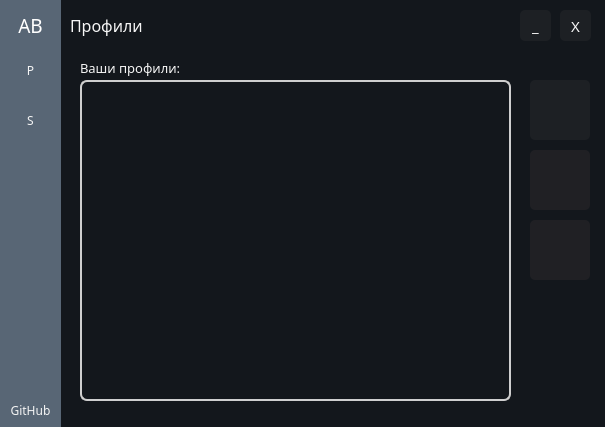
denipolis/arci-binder, file src/ui/mainWindow.ui: the form before one commit.
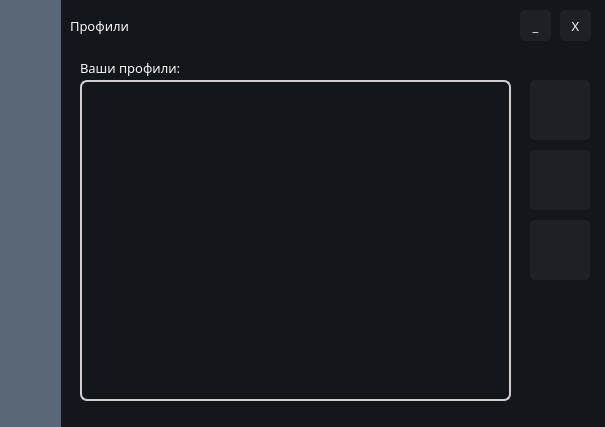
The form after the commit. Icons and pictures are not drawn.

```diff
--- a/src/ui/mainWindow.ui
+++ b/src/ui/mainWindow.ui
@@ -13,6 +13,12 @@
     <height>427</height>
    </rect>
   </property>
+  <property name="font">
+   <font>
+    <family>Rubik SemiBold</family>
+    <pointsize>-1</pointsize>
+   </font>
+  </property>
   <property name="windowTitle">
    <string>Главное меню</string>
   </property>
@@ -20,7 +26,8 @@
    <string notr="true">QWidget {
    background-color: #13171c;
    color: #f5f5f5;
-   font-family:  Rubik;
+   font-family:  Rubik SemiBold;
+   font-size: 13px;
 }
 
 QLineEdit {
@@ -35,10 +42,6 @@
 	border-radius: 5px;
 }
 
-QPushButton::disabled {
-    background-color: #202024;
-}
-
 QPushButton::hover {
     background-color: #222a33;
 }
@@ -70,8 +73,8 @@
     </property>
     <property name="font">
      <font>
-      <family>Rubik</family>
-      <pointsize>11</pointsize>
+      <family>Rubik SemiBold</family>
+      <pointsize>-1</pointsize>
      </font>
     </property>
     <property name="styleSheet">
@@ -92,8 +95,8 @@
     </property>
     <property name="font">
      <font>
-      <family>Rubik</family>
-      <pointsize>11</pointsize>
+      <family>Rubik SemiBold</family>
+      <pointsize>-1</pointsize>
      </font>
     </property>
     <property name="styleSheet">
@@ -129,72 +132,102 @@
      <property name="geometry">
       <rect>
        <x>10</x>
-       <y>50</y>
+       <y>70</y>
        <width>41</width>
        <height>41</height>
       </rect>
      </property>
      <property name="text">
-      <string>P</string>
+      <string/>
+     </property>
+     <property name="icon">
+      <iconset resource="resources.qrc">
+       <normaloff>:/icons/images/command.svg</normaloff>:/icons/images/command.svg</iconset>
+     </property>
+     <property name="iconSize">
+      <size>
+       <width>24</width>
+       <height>24</height>
+      </size>
      </property>
     </widget>
     <widget class="QPushButton" name="settingsButton">
      <property name="geometry">
       <rect>
        <x>10</x>
-       <y>100</y>
+       <y>120</y>
        <width>41</width>
        <height>41</height>
       </rect>
      </property>
+     <property name="styleSheet">
+      <string notr="true"/>
+     </property>
      <property name="text">
-      <string>S</string>
+      <string/>
+     </property>
+     <property name="icon">
+      <iconset resource="resources.qrc">
+       <normaloff>:/icons/images/settings.svg</normaloff>:/icons/images/settings.svg</iconset>
+     </property>
+     <property name="iconSize">
+      <size>
+       <width>24</width>
+       <height>24</height>
+      </size>
+     </property>
+    </widget>
+    <widget class="QPushButton" name="adButton">
+     <property name="geometry">
+      <rect>
+       <x>10</x>
+       <y>390</y>
+       <width>41</width>
+       <height>31</height>
+      </rect>
+     </property>
+     <property name="font">
+      <font>
+       <family>Rubik SemiBold</family>
+       <pointsize>-1</pointsize>
+      </font>
+     </property>
+     <property name="styleSheet">
+      <string notr="true"/>
+     </property>
+     <property name="text">
+      <string/>
+     </property>
+     <property name="icon">
+      <iconset resource="resources.qrc">
+       <normaloff>:/icons/images/github.svg</normaloff>:/icons/images/github.svg</iconset>
+     </property>
+     <property name="iconSize">
+      <size>
+       <width>20</width>
+       <height>20</height>
+      </size>
      </property>
     </widget>
     <widget class="QLabel" name="title">
      <property name="geometry">
       <rect>
-       <x>0</x>
-       <y>0</y>
-       <width>61</width>
-       <height>51</height>
+       <x>10</x>
+       <y>10</y>
+       <width>41</width>
+       <height>41</height>
       </rect>
      </property>
-     <property name="font">
-      <font>
-       <family>Rubik</family>
-       <pointsize>14</pointsize>
-      </font>
-     </property>
-     <property name="layoutDirection">
-      <enum>Qt::LeftToRight</enum>
-     </property>
-     <property name="styleSheet">
-      <string notr="true">color: #ffffff;</string>
-     </property>
      <property name="text">
-      <string>AB</string>
+      <string/>
+     </property>
+     <property name="pixmap">
+      <pixmap resource="resources.qrc">:/icons/images/logo32x32.png</pixmap>
      </property>
      <property name="alignment">
       <set>Qt::AlignCenter</set>
      </property>
     </widget>
-    <widget class="QPushButton" name="adButton">
-     <property name="geometry">
-      <rect>
-       <x>0</x>
-       <y>400</y>
-       <width>61</width>
-       <height>21</height>
-      </rect>
-     </property>
-     <property name="styleSheet">
-      <string notr="true"/>
-     </property>
-     <property name="text">
-      <string>GitHub</string>
-     </property>
-    </widget>
    </widget>
    <widget class="QWidget" name="settingsWidget" native="true">
     <property name="enabled">
@@ -222,8 +255,8 @@
      </property>
      <property name="font">
       <font>
-       <family>Rubik</family>
-       <pointsize>12</pointsize>
+       <family>Rubik SemiBold</family>
+       <pointsize>-1</pointsize>
       </font>
      </property>
      <property name="text">
@@ -300,6 +333,12 @@
       <height>431</height>
      </rect>
     </property>
+    <property name="font">
+     <font>
+      <family>Rubik SemiBold</family>
+      <pointsize>-1</pointsize>
+     </font>
+    </property>
     <property name="styleSheet">
      <string notr="true"/>
     </property>
@@ -416,8 +455,8 @@
      </property>
      <property name="font">
       <font>
-       <family>Rubik</family>
-       <pointsize>12</pointsize>
+       <family>Rubik SemiBold</family>
+       <pointsize>-1</pointsize>
       </font>
      </property>
      <property name="text">
```
Left out of the diff: 49 changed lines with no effect on the pictures.
